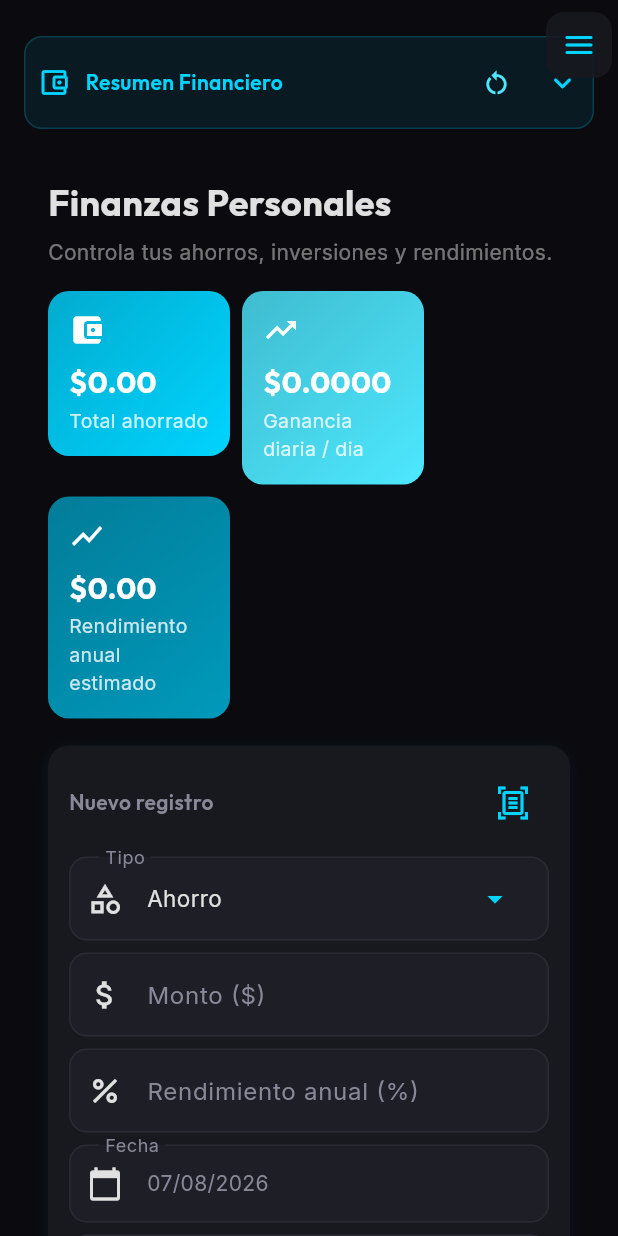
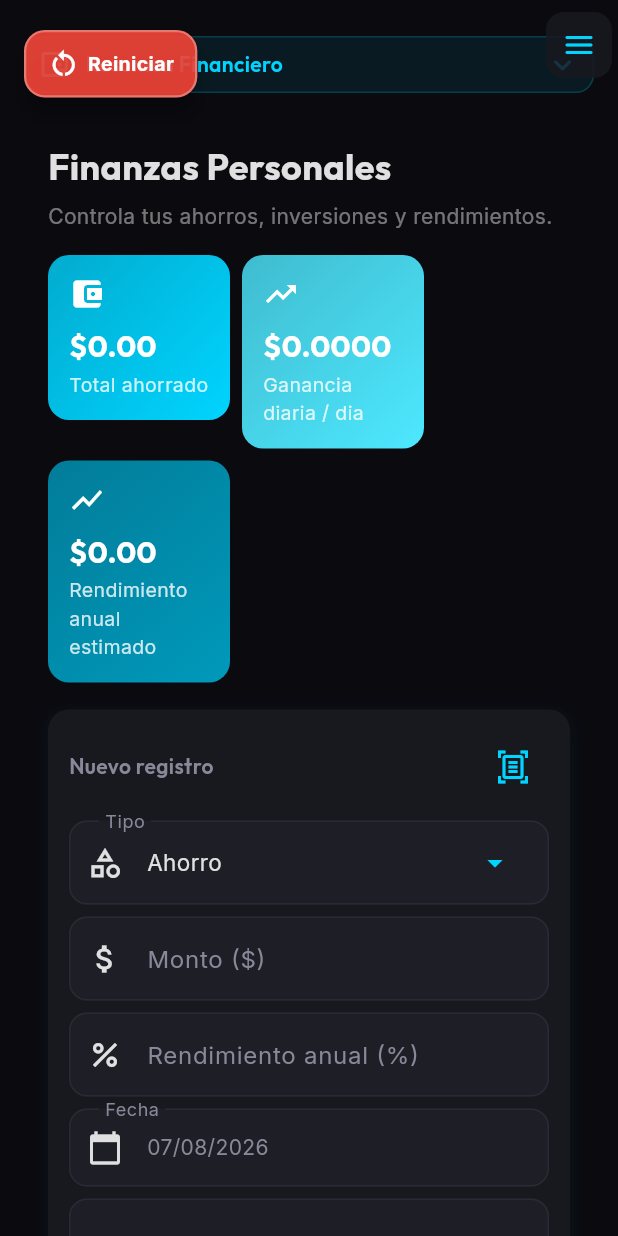
Before and after one commit to iHolderMX/StopingYourself, a Flutter app: the FinanceHubScreen screen opened by its route, on a phone screen of 412 x 824 dp. Run offline on Flutter 3.47's test engine with Material 3 defaults, Android fonts, the phone set to English and light mode, and no system bars; our stand-ins replace fl_chart, flutter_dotenv, flutter_riverpod, go_router, google_fonts, image_picker and 1 more; accounts and stored records are empty.

```diff
--- a/lib/features/money/screens/finance_hub_screen.dart
+++ b/lib/features/money/screens/finance_hub_screen.dart
@@ -56,9 +56,7 @@ class _FinanceHubScreenState extends ConsumerState<FinanceHubScreen> {
           ),
           FilledButton(
             onPressed: () => Navigator.pop(ctx, true),
-            style: FilledButton.styleFrom(
-              backgroundColor: Colors.redAccent,
-            ),
+            style: FilledButton.styleFrom(backgroundColor: Colors.redAccent),
             child: const Text('Reiniciar todo'),
           ),
         ],
@@ -86,9 +84,9 @@ class _FinanceHubScreenState extends ConsumerState<FinanceHubScreen> {
       }
     } catch (e) {
       if (mounted) {
-        ScaffoldMessenger.of(context).showSnackBar(
-          SnackBar(content: Text('Error: $e')),
-        );
+        ScaffoldMessenger.of(
+          context,
+        ).showSnackBar(SnackBar(content: Text('Error: $e')));
       }
     } finally {
       if (mounted) setState(() => _resetting = false);
@@ -149,7 +147,9 @@ class _FinanceHubScreenState extends ConsumerState<FinanceHubScreen> {
     );
 
     if (r.isDesktop) {
-      return SingleChildScrollView(
+      return Stack(
+        children: [
+          SingleChildScrollView(
             padding: EdgeInsets.only(bottom: r.padVertical),
             child: Column(
               children: [
@@ -165,46 +165,13 @@ class _FinanceHubScreenState extends ConsumerState<FinanceHubScreen> {
                       salaryCard,
                       Positioned(
                         top: 8,
-                    right: 56,
-                    child: Container(
-                      decoration: BoxDecoration(
-                        color: theme.colorScheme.surface,
-                        borderRadius: BorderRadius.circular(r.borderRadius - 2),
-                        boxShadow: [
-                          BoxShadow(
-                            color: Colors.redAccent.withValues(alpha: 0.15),
-                            blurRadius: 6,
-                            offset: const Offset(0, 2),
-                          ),
-                        ],
-                      ),
-                      child: IconButton(
-                        icon: _resetting
-                            ? SizedBox(
-                                width: 18,
-                                height: 18,
-                                child: CircularProgressIndicator(
-                                  strokeWidth: 2,
-                                  color: theme.colorScheme.error,
-                                ),
-                              )
-                            : Icon(
-                                Icons.restart_alt,
-                                size: 22,
-                                color: theme.colorScheme.error,
-                              ),
-                        tooltip: 'Reiniciar todas las finanzas',
-                        onPressed: _resetting ? null : _resetAllFinances,
-                      ),
-                    ),
-                  ),
-                  Positioned(
-                    top: 8,
                         right: 8,
                         child: Container(
                           decoration: BoxDecoration(
                             color: theme.colorScheme.surface,
-                        borderRadius: BorderRadius.circular(r.borderRadius - 2),
+                            borderRadius: BorderRadius.circular(
+                              r.borderRadius - 2,
+                            ),
                             boxShadow: [
                               BoxShadow(
                                 color: theme.colorScheme.primary.withValues(
@@ -314,11 +281,72 @@ class _FinanceHubScreenState extends ConsumerState<FinanceHubScreen> {
                   ),
               ],
             ),
+          ),
+          // Boton flotante de reinicio - siempre visible top-left
+          Positioned(
+            top: r.padVertical + 4,
+            left: r.padHorizontal,
+            child: Material(
+              elevation: 6,
+              borderRadius: BorderRadius.circular(16),
+              color: _resetting
+                  ? Colors.red.withValues(alpha: 0.6)
+                  : Colors.red.withValues(alpha: 0.9),
+              child: InkWell(
+                borderRadius: BorderRadius.circular(16),
+                onTap: _resetting ? null : _resetAllFinances,
+                child: Container(
+                  padding: const EdgeInsets.symmetric(
+                    horizontal: 18,
+                    vertical: 12,
+                  ),
+                  decoration: BoxDecoration(
+                    borderRadius: BorderRadius.circular(16),
+                    border: Border.all(
+                      color: Colors.white.withValues(alpha: 0.3),
+                      width: 1.5,
+                    ),
+                  ),
+                  child: _resetting
+                      ? const SizedBox(
+                          width: 24,
+                          height: 24,
+                          child: CircularProgressIndicator(
+                            strokeWidth: 2.5,
+                            color: Colors.white,
+                          ),
+                        )
+                      : Row(
+                          mainAxisSize: MainAxisSize.min,
+                          children: [
+                            const Icon(
+                              Icons.restart_alt,
+                              color: Colors.white,
+                              size: 24,
+                            ),
+                            const SizedBox(width: 6),
+                            Text(
+                              'Reiniciar',
+                              style: GoogleFonts.inter(
+                                fontSize: 14,
+                                fontWeight: FontWeight.w700,
+                                color: Colors.white,
+                              ),
+                            ),
+                          ],
+                        ),
+                ),
+              ),
+            ),
+          ),
+        ],
       );
     }
 
     // Mobile / Tablet: todo en scroll simple, sin headers fijos
-    return SingleChildScrollView(
+    return Stack(
+      children: [
+        SingleChildScrollView(
           padding: EdgeInsets.only(
             left: r.padHorizontal,
             right: r.padHorizontal,
@@ -329,7 +357,8 @@ class _FinanceHubScreenState extends ConsumerState<FinanceHubScreen> {
             children: [
               // Barra colapsable para el resumen financiero
               GestureDetector(
-            onTap: () => setState(() => _summaryExpanded = !_summaryExpanded),
+                onTap: () =>
+                    setState(() => _summaryExpanded = !_summaryExpanded),
                 child: Container(
                   padding: EdgeInsets.symmetric(
                     horizontal: r.cardSpacing - 4,
@@ -359,30 +388,6 @@ class _FinanceHubScreenState extends ConsumerState<FinanceHubScreen> {
                         ),
                       ),
                       const Spacer(),
-                  if (_resetting)
-                    SizedBox(
-                      width: 18,
-                      height: 18,
-                      child: CircularProgressIndicator(
-                        strokeWidth: 2,
-                        color: theme.colorScheme.error,
-                      ),
-                    )
-                  else
-                    IconButton(
-                      icon: Icon(
-                        Icons.restart_alt,
-                        size: 20,
-                        color: theme.colorScheme.error,
-                      ),
-                      tooltip: 'Reiniciar todas las finanzas',
-                      padding: EdgeInsets.zero,
-                      constraints: const BoxConstraints(
-                        minWidth: 36,
-                        minHeight: 36,
-                      ),
-                      onPressed: _resetAllFinances,
-                    ),
                       if (!_summaryExpanded && monthlySalary > 0)
                         Text(
                           '\$${(monthlySalary / 2).toStringAsFixed(0)} libres',
@@ -435,6 +440,65 @@ class _FinanceHubScreenState extends ConsumerState<FinanceHubScreen> {
               charts,
             ],
           ),
+        ),
+        // Boton flotante de reinicio - siempre visible top-left
+        Positioned(
+          top: r.padVertical + 4,
+          left: r.padHorizontal,
+          child: Material(
+            elevation: 6,
+            borderRadius: BorderRadius.circular(14),
+            color: _resetting
+                ? Colors.red.withValues(alpha: 0.6)
+                : Colors.red.withValues(alpha: 0.9),
+            child: InkWell(
+              borderRadius: BorderRadius.circular(14),
+              onTap: _resetting ? null : _resetAllFinances,
+              child: Container(
+                padding: const EdgeInsets.symmetric(
+                  horizontal: 14,
+                  vertical: 10,
+                ),
+                decoration: BoxDecoration(
+                  borderRadius: BorderRadius.circular(14),
+                  border: Border.all(
+                    color: Colors.white.withValues(alpha: 0.3),
+                    width: 1.5,
+                  ),
+                ),
+                child: _resetting
+                    ? const SizedBox(
+                        width: 22,
+                        height: 22,
+                        child: CircularProgressIndicator(
+                          strokeWidth: 2.5,
+                          color: Colors.white,
+                        ),
+                      )
+                    : Row(
+                        mainAxisSize: MainAxisSize.min,
+                        children: [
+                          const Icon(
+                            Icons.restart_alt,
+                            color: Colors.white,
+                            size: 22,
+                          ),
+                          const SizedBox(width: 5),
+                          Text(
+                            'Reiniciar',
+                            style: GoogleFonts.inter(
+                              fontSize: 13,
+                              fontWeight: FontWeight.w700,
+                              color: Colors.white,
+                            ),
+                          ),
+                        ],
+                      ),
+              ),
+            ),
+          ),
+        ),
+      ],
     );
   }
 }
```
Also changed, not shown: 1 other file. Lines whose indentation alone changed are shown as unchanged.
